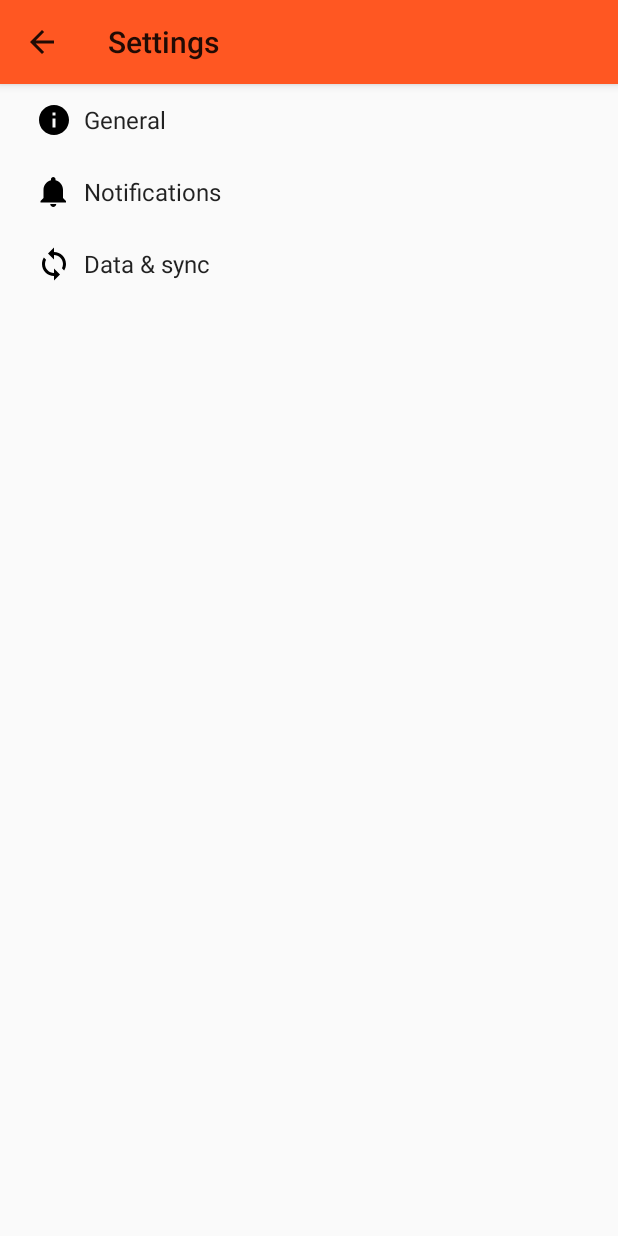
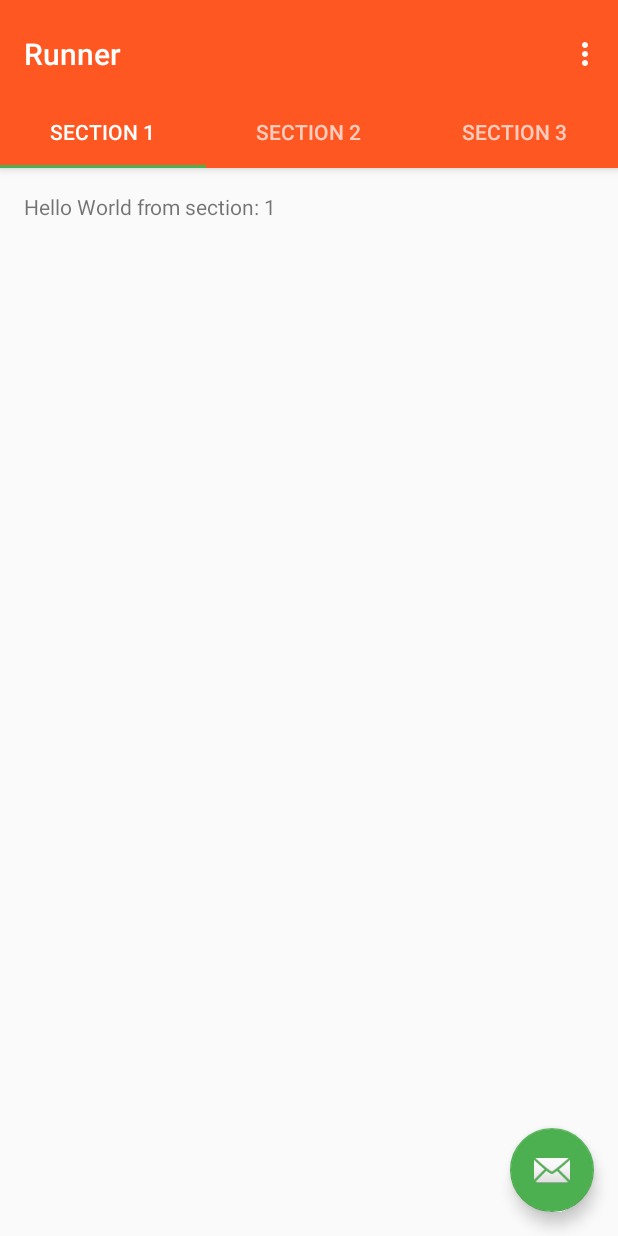
Before and after one commit to dubeboy/classFinderAndroidApp, an Android app: the screen it shows after launch (SettingsActivity before the commit, Runner after it), in the options menu, after a tap on "Settings", on a phone screen of 412 x 824 dp. Run offline under Robolectric (Android 15) with nearby library versions, the phone set to English and light mode, and no system bars.

Commit message:
added a few useless classes

```diff
--- a/app/src/main/java/za/co/metalojiq/classfinder/someapp/activity/MainActivity.java
+++ b/app/src/main/java/za/co/metalojiq/classfinder/someapp/activity/MainActivity.java
@@ -49,7 +49,7 @@ public class MainActivity extends AppCompatActivity {
                 startActivity(login);
                 return true;
             case R.id.action_settings:
-            Intent settings = new Intent(this, SettingsActivity.class);
+            Intent settings = new Intent(this, Runner.class);
             startActivity(settings);
             return true;
         }
--- /dev/null
+++ b/app/src/main/java/za/co/metalojiq/classfinder/someapp/activity/Runner.java
@@ -0,0 +1,166 @@
+package za.co.metalojiq.classfinder.someapp.activity;
+
+import android.support.design.widget.TabLayout;
+import android.support.design.widget.FloatingActionButton;
+import android.support.design.widget.Snackbar;
+import android.support.v7.app.AppCompatActivity;
+import android.support.v7.widget.Toolbar;
+
+import android.support.v4.app.Fragment;
+import android.support.v4.app.FragmentManager;
+import android.support.v4.app.FragmentPagerAdapter;
+import android.support.v4.view.ViewPager;
+import android.os.Bundle;
+import android.view.LayoutInflater;
+import android.view.Menu;
+import android.view.MenuItem;
+import android.view.View;
+import android.view.ViewGroup;
+
+import android.widget.TextView;
+
+import za.co.metalojiq.classfinder.someapp.R;
+
+
+//this should be a fragment loaded by the user class
+public class Runner extends AppCompatActivity {
+
+    /**
+     * The {@link android.support.v4.view.PagerAdapter} that will provide
+     * fragments for each of the sections. We use a
+     * {@link FragmentPagerAdapter} derivative, which will keep every
+     * loaded fragment in memory. If this becomes too memory intensive, it
+     * may be best to switch to a
+     * {@link android.support.v4.app.FragmentStatePagerAdapter}.
+     */
+    private SectionsPagerAdapter mSectionsPagerAdapter;
+
+    /**
+     * The {@link ViewPager} that will host the section contents.
+     */
+    private ViewPager mViewPager;
+
+    @Override
+    protected void onCreate(Bundle savedInstanceState) {
+        super.onCreate(savedInstanceState);
+        setContentView(R.layout.activity_runner);
+
+        Toolbar toolbar = (Toolbar) findViewById(R.id.toolbar);
+        setSupportActionBar(toolbar);
+        // Create the adapter that will return a fragment for each of the three
+        // primary sections of the activity.
+        mSectionsPagerAdapter = new SectionsPagerAdapter(getSupportFragmentManager());
+
+        // Set up the ViewPager with the sections adapter.
+        mViewPager = (ViewPager) findViewById(R.id.container);
+        mViewPager.setAdapter(mSectionsPagerAdapter);
+
+        TabLayout tabLayout = (TabLayout) findViewById(R.id.tabs);
+        tabLayout.setupWithViewPager(mViewPager);
+
+        FloatingActionButton fab = (FloatingActionButton) findViewById(R.id.fab);
+        fab.setOnClickListener(new View.OnClickListener() {
+            @Override
+            public void onClick(View view) {
+                Snackbar.make(view, "Replace with your own action", Snackbar.LENGTH_LONG)
+                        .setAction("Action", null).show();
+            }
+        });
+
+    }
+
+
+    @Override
+    public boolean onCreateOptionsMenu(Menu menu) {
+        // Inflate the menu; this adds items to the action bar if it is present.
+        getMenuInflater().inflate(R.menu.menu_runner, menu);
+        return true;
+    }
+
+    @Override
+    public boolean onOptionsItemSelected(MenuItem item) {
+        // Handle action bar item clicks here. The action bar will
+        // automatically handle clicks on the Home/Up button, so long
+        // as you specify a parent activity in AndroidManifest.xml.
+        int id = item.getItemId();
+
+        //noinspection SimplifiableIfStatement
+        if (id == R.id.action_settings) {
+            return true;
+        }
+
+        return super.onOptionsItemSelected(item);
+    }
+
+    /**
+     * A placeholder fragment containing a simple view.
+     */
+    public static class PlaceholderFragment extends Fragment {
+        /**
+         * The fragment argument representing the section number for this
+         * fragment.
+         */
+        private static final String ARG_SECTION_NUMBER = "section_number";
+
+        public PlaceholderFragment() {
+        }
+
+        /**
+         * Returns a new instance of this fragment for the given section
+         * number.
+         */
+        public static PlaceholderFragment newInstance(int sectionNumber) {
+            PlaceholderFragment fragment = new PlaceholderFragment();
+            Bundle args = new Bundle();
+            args.putInt(ARG_SECTION_NUMBER, sectionNumber);
+            fragment.setArguments(args);
+            return fragment;
+        }
+
+        @Override
+        public View onCreateView(LayoutInflater inflater, ViewGroup container,
+                                 Bundle savedInstanceState) {
+            View rootView = inflater.inflate(R.layout.fragment_runner, container, false);
+            TextView textView = (TextView) rootView.findViewById(R.id.section_label);
+            textView.setText(getString(R.string.section_format, getArguments().getInt(ARG_SECTION_NUMBER)));
+            return rootView;
+        }
+    }
+
+    /**
+     * A {@link FragmentPagerAdapter} that returns a fragment corresponding to
+     * one of the sections/tabs/pages.
+     */
+    public class SectionsPagerAdapter extends FragmentPagerAdapter {
+
+        public SectionsPagerAdapter(FragmentManager fm) {
+            super(fm);
+        }
+
+        @Override
+        public Fragment getItem(int position) {
+            // getItem is called to instantiate the fragment for the given page.
+            // Return a PlaceholderFragment (defined as a static inner class below).
+            return PlaceholderFragment.newInstance(position + 1);
+        }
+
+        @Override
+        public int getCount() {
+            // Show 3 total pages.
+            return 3;
+        }
+
+        @Override
+        public CharSequence getPageTitle(int position) {
+            switch (position) {
+                case 0:
+                    return "SECTION 1";
+                case 1:
+                    return "SECTION 2";
+                case 2:
+                    return "SECTION 3";
+            }
+            return null;
+        }
+    }
+}
--- a/app/src/main/java/za/co/metalojiq/classfinder/someapp/activity/Users.java
+++ b/app/src/main/java/za/co/metalojiq/classfinder/someapp/activity/Users.java
@@ -7,7 +7,7 @@ import za.co.metalojiq.classfinder.someapp.R;
 
 
 
-//currently the user is a runner
+//currently the user is a runner so look in the runner activity
 public class Users extends AppCompatActivity {
 
     @Override
--- a/app/src/main/java/za/co/metalojiq/classfinder/someapp/model/Picture.java
+++ b/app/src/main/java/za/co/metalojiq/classfinder/someapp/model/Picture.java
@@ -8,6 +8,8 @@ import java.io.Serializable;
 /**
 * Created by divine on 1/9/17.
 */
+
+// TODO: 1/17/17  should move thing in the Picture class.
  public class Picture implements Serializable{
 
    @SerializedName("image_id")
--- /dev/null
+++ b/app/src/main/res/layout/activity_runner.xml
@@ -0,0 +1,49 @@
+<?xml version="1.0" encoding="utf-8"?>
+<android.support.design.widget.CoordinatorLayout xmlns:android="http://schemas.android.com/apk/res/android"
+    xmlns:app="http://schemas.android.com/apk/res-auto"
+    xmlns:tools="http://schemas.android.com/tools"
+    android:id="@+id/main_content"
+    android:layout_width="match_parent"
+    android:layout_height="match_parent"
+    android:fitsSystemWindows="true"
+    tools:context="za.co.metalojiq.classfinder.someapp.activity.Runner">
+
+    <android.support.design.widget.AppBarLayout
+        android:id="@+id/appbar"
+        android:layout_width="match_parent"
+        android:layout_height="wrap_content"
+        android:paddingTop="@dimen/appbar_padding_top"
+        android:theme="@style/AppTheme.AppBarOverlay">
+
+        <android.support.v7.widget.Toolbar
+            android:id="@+id/toolbar"
+            android:layout_width="match_parent"
+            android:layout_height="?attr/actionBarSize"
+            android:background="?attr/colorPrimary"
+            app:layout_scrollFlags="scroll|enterAlways"
+            app:popupTheme="@style/AppTheme.PopupOverlay">
+
+        </android.support.v7.widget.Toolbar>
+
+        <android.support.design.widget.TabLayout
+            android:id="@+id/tabs"
+            android:layout_width="match_parent"
+            android:layout_height="wrap_content" />
+
+    </android.support.design.widget.AppBarLayout>
+
+    <android.support.v4.view.ViewPager
+        android:id="@+id/container"
+        android:layout_width="match_parent"
+        android:layout_height="match_parent"
+        app:layout_behavior="@string/appbar_scrolling_view_behavior" />
+
+    <android.support.design.widget.FloatingActionButton
+        android:id="@+id/fab"
+        android:layout_width="wrap_content"
+        android:layout_height="wrap_content"
+        android:layout_gravity="end|bottom"
+        android:layout_margin="@dimen/fab_margin"
+        app:srcCompat="@android:drawable/ic_dialog_email" />
+
+</android.support.design.widget.CoordinatorLayout>
--- /dev/null
+++ b/app/src/main/res/layout/fragment_runner.xml
@@ -0,0 +1,16 @@
+<RelativeLayout xmlns:android="http://schemas.android.com/apk/res/android"
+    xmlns:tools="http://schemas.android.com/tools"
+    android:layout_width="match_parent"
+    android:layout_height="match_parent"
+    android:paddingBottom="@dimen/activity_vertical_margin"
+    android:paddingLeft="@dimen/activity_horizontal_margin"
+    android:paddingRight="@dimen/activity_horizontal_margin"
+    android:paddingTop="@dimen/activity_vertical_margin"
+    tools:context="za.co.metalojiq.classfinder.someapp.activity.Runner$PlaceholderFragment">
+
+    <TextView
+        android:id="@+id/section_label"
+        android:layout_width="wrap_content"
+        android:layout_height="wrap_content" />
+
+</RelativeLayout>
--- /dev/null
+++ b/app/src/main/res/menu/menu_runner.xml
@@ -0,0 +1,10 @@
+<menu xmlns:android="http://schemas.android.com/apk/res/android"
+    xmlns:app="http://schemas.android.com/apk/res-auto"
+    xmlns:tools="http://schemas.android.com/tools"
+    tools:context="za.co.metalojiq.classfinder.someapp.activity.Runner">
+    <item
+        android:id="@+id/action_settings"
+        android:orderInCategory="100"
+        android:title="@string/action_settings"
+        app:showAsAction="never" />
+</menu>
--- a/app/src/main/res/values/strings.xml
+++ b/app/src/main/res/values/strings.xml
@@ -100,4 +100,5 @@
     <string name="pref_ringtone_silent">Silent</string>
 
     <string name="pref_title_vibrate">Vibrate</string>
+    <string name="title_activity_runner">Runner</string>
 </resources>
```
Also changed, not shown: app/build.gradle (+4 -3 lines), app/src/main/AndroidManifest.xml (+10 -4 lines), app/src/main/java/za/co/metalojiq/classfinder/someapp/activity/fragment/RunnerList.java (renamed from app/src/main/java/za/co/metalojiq/classfinder/someapp/activity/fragment/RunnerUser.java, +8 -8 lines), app/src/main/java/za/co/metalojiq/classfinder/someapp/model/User.java (+170 -0 lines), app/src/main/res/layout/fragment_runner_list.xml (added, +13 -0 lines).
